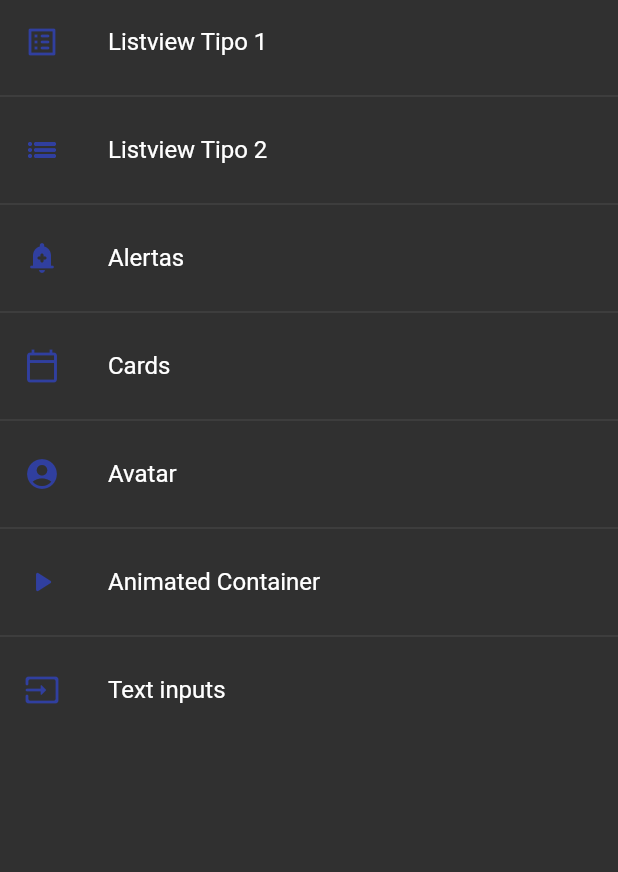
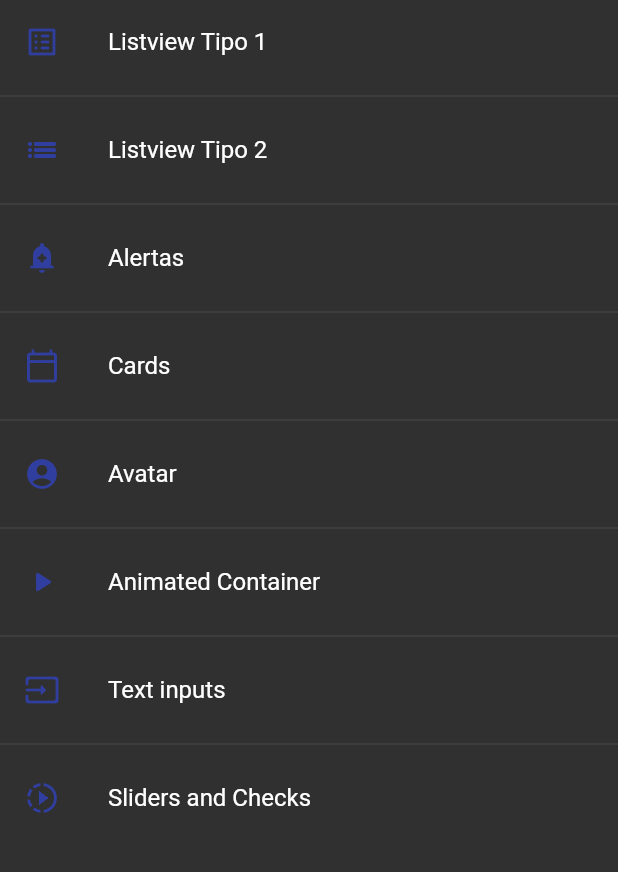
Before and after one commit to Thebobs2598/componentes_app, a Flutter app: the screen it shows after launch, on a phone screen of 412 x 824 dp, the part 84-956 px from its top. Run offline on Flutter 3.47's test engine with Material 2 defaults, Android fonts, the phone set to English and light mode, and no system bars.

Commit message:
SliderWidget
Creando slider Widget con network Image

```diff
--- a/lib/router/app_routes.dart
+++ b/lib/router/app_routes.dart
@@ -53,10 +53,17 @@ class AppRoutes {
       icon: Icons.play_arrow_rounded,
     ),
     MenuOption(
-        route: 'inputs',
-        name: 'Text inputs',
-        screen: const InputsScreen(),
-        icon: Icons.input_rounded),
+      route: 'inputs',
+      name: 'Text inputs',
+      screen: const InputsScreen(),
+      icon: Icons.input_rounded,
+    ),
+    MenuOption(
+      route: 'slider',
+      name: 'Sliders and Checks',
+      screen: const SliderScreen(),
+      icon: Icons.slow_motion_video,
+    ),
   ];
 
   // **Otra opción para rutas
--- a/lib/screens/screens.dart
+++ b/lib/screens/screens.dart
@@ -1,5 +1,3 @@
-
-
 export 'package:componentes_app/screens/alert_screen.dart';
 export 'package:componentes_app/screens/animated_screen.dart';
 export 'package:componentes_app/screens/avatar_screen.dart';
@@ -8,3 +6,4 @@ export 'package:componentes_app/screens/home_screen.dart';
 export 'package:componentes_app/screens/inputs_screen.dart';
 export 'package:componentes_app/screens/listview1_screen.dart';
 export 'package:componentes_app/screens/listview2_screen.dart';
+export 'package:componentes_app/screens/slider_screen.dart';
```
Also changed, not shown: lib/screens/slider_screen.dart (added, +47 -0 lines).
